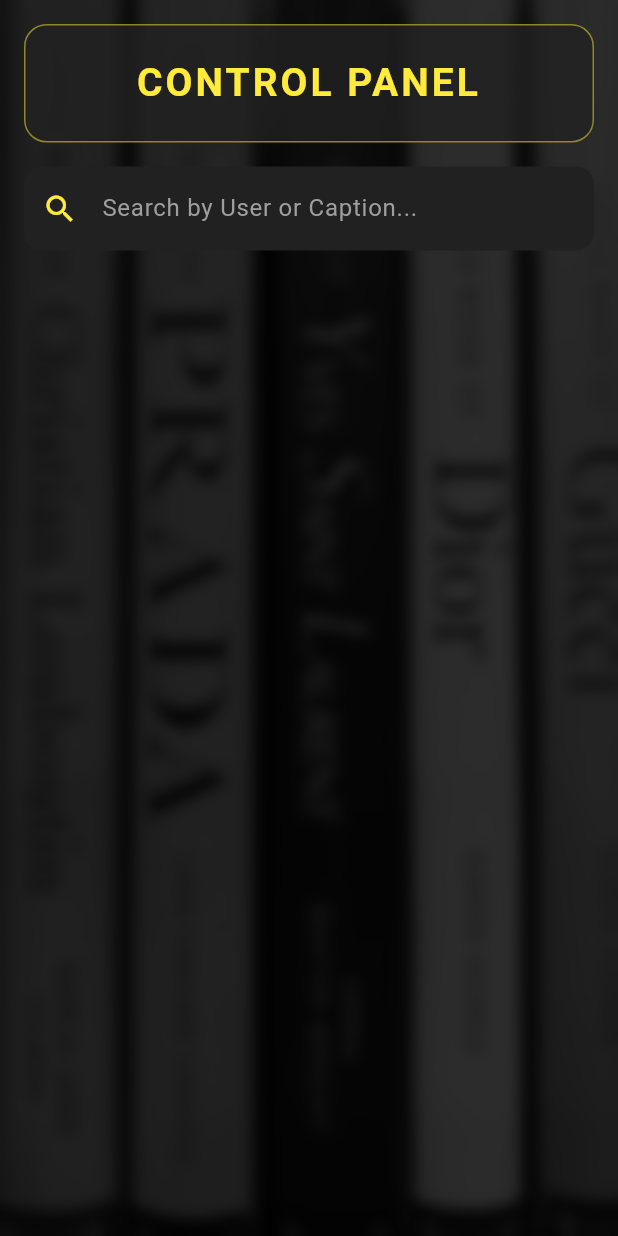
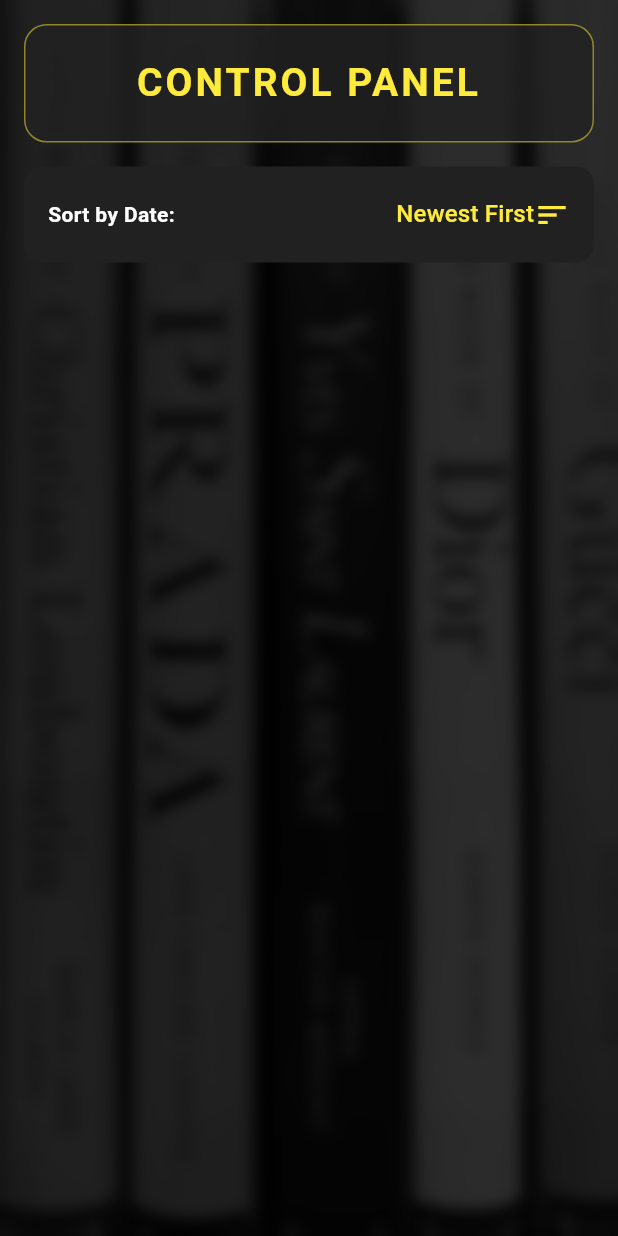
Before and after one commit to andreamili/Trendify, a Flutter app: the AdminContentScreen screen opened directly, on a phone screen of 412 x 824 dp. Run offline on Flutter 3.47's test engine with Material 3 defaults, Android fonts, the phone set to English and light mode, and no system bars; our stand-ins replace cloud_firestore, firebase_auth, firebase_core; accounts and stored records are empty; network calls fail.

Commit message:
Sortiranje po datumu - admin

```diff
--- a/lib/screens/admin_panel.dart
+++ b/lib/screens/admin_panel.dart
@@ -10,16 +10,25 @@ class AdminContentScreen extends StatefulWidget {
 }
 
 class _AdminContentScreenState extends State<AdminContentScreen> {
-  String searchQuery = '';
+  bool isDescending = true;
   final FirebaseFirestore _db = FirebaseFirestore.instance;
 
-  // Formatiranje datuma iz Firebase-a
   String formatDate(dynamic date) {
     if (date == null) return 'N/A';
     DateTime dt = (date is Timestamp) ? date.toDate() : date;
     const monthNames = [
-      'Jan', 'Feb', 'Mar', 'Apr', 'May', 'Jun',
-      'Jul', 'Aug', 'Sep', 'Oct', 'Nov', 'Dec'
+      'Jan',
+      'Feb',
+      'Mar',
+      'Apr',
+      'May',
+      'Jun',
+      'Jul',
+      'Aug',
+      'Sep',
+      'Oct',
+      'Nov',
+      'Dec',
     ];
     return '${dt.day} ${monthNames[dt.month - 1]} ${dt.year}';
   }
@@ -29,27 +38,21 @@ class _AdminContentScreenState extends State<AdminContentScreen> {
     return Scaffold(
       body: Stack(
         children: [
-          // Pozadinska slika
           SizedBox.expand(
             child: Image.asset(
               'lib/assets/images/admin.jpeg',
               fit: BoxFit.cover,
             ),
           ),
-
-          // TAMNIJI I JAČI OVERLAY
           BackdropFilter(
             filter: ImageFilter.blur(sigmaX: 5, sigmaY: 5),
-            child: Container(
-              color: Colors.black.withValues(alpha: 0.8),
+            child: Container(color: Colors.black.withValues(alpha: 0.8)),
           ),
-          ),
-
           SafeArea(
             child: Column(
               children: [
                 _buildHeader(),
-                _buildSearchBar(),
+                _buildSortBar(),
                 Expanded(child: _buildImageStream()),
               ],
             ),
@@ -82,22 +85,53 @@ class _AdminContentScreenState extends State<AdminContentScreen> {
     );
   }
 
-  Widget _buildSearchBar() {
+  Widget _buildSortBar() {
     return Padding(
       padding: const EdgeInsets.symmetric(horizontal: 16),
-      child: TextField(
-        onChanged: (value) => setState(() => searchQuery = value),
-        style: const TextStyle(color: Colors.white),
-        decoration: InputDecoration(
-          hintText: 'Search by User or Caption...',
-          hintStyle: const TextStyle(color: Colors.grey),
-          prefixIcon: const Icon(Icons.search, color: Colors.yellow),
-          filled: true,
-          fillColor: Colors.grey[900],
-          border: OutlineInputBorder(
+      child: Container(
+        padding: const EdgeInsets.symmetric(horizontal: 16, vertical: 8),
+        decoration: BoxDecoration(
+          color: Colors.grey[900],
           borderRadius: BorderRadius.circular(12),
-            borderSide: BorderSide.none
         ),
+        child: Row(
+          mainAxisAlignment: MainAxisAlignment.spaceBetween,
+          children: [
+            const Text(
+              "Sort by Date:",
+              style: TextStyle(
+                color: Colors.white,
+                fontWeight: FontWeight.bold,
+              ),
+            ),
+            DropdownButton<bool>(
+              value: isDescending,
+              dropdownColor: Colors.grey[900],
+              underline: const SizedBox(),
+              icon: const Icon(Icons.sort, color: Colors.yellow),
+              items: const [
+                DropdownMenuItem(
+                  value: true,
+                  child: Text(
+                    "Newest First",
+                    style: TextStyle(color: Colors.yellow),
+                  ),
+                ),
+                DropdownMenuItem(
+                  value: false,
+                  child: Text(
+                    "Oldest First",
+                    style: TextStyle(color: Colors.yellow),
+                  ),
+                ),
+              ],
+              onChanged: (value) {
+                if (value != null) {
+                  setState(() => isDescending = value);
+                }
+              },
+            ),
+          ],
         ),
       ),
     );
@@ -105,18 +139,18 @@ class _AdminContentScreenState extends State<AdminContentScreen> {
 
   Widget _buildImageStream() {
     return StreamBuilder<QuerySnapshot>(
-      stream: _db.collection('images').orderBy('createdAt', descending: true).snapshots(),
+      stream: _db
+          .collection('images')
+          .orderBy('createdAt', descending: isDescending)
+          .snapshots(),
       builder: (context, snapshot) {
-        if (!snapshot.hasData) return const Center(child: CircularProgressIndicator(color: Colors.yellow));
+        if (!snapshot.hasData) {
+          return const Center(
+            child: CircularProgressIndicator(color: Colors.yellow),
+          );
+        }
 
-        var docs = snapshot.data!.docs.where((doc) {
-          var data = doc.data() as Map<String, dynamic>;
-          String uid = data['userId'] ?? '';
-          String cap = data['caption'] ?? '';
-          return searchQuery.isEmpty ||
-                 uid.toLowerCase().contains(searchQuery.toLowerCase()) ||
-                 cap.toLowerCase().contains(searchQuery.toLowerCase());
-        }).toList();
+        var docs = snapshot.data!.docs;
 
         return ListView.builder(
           padding: const EdgeInsets.all(16),
@@ -153,7 +187,10 @@ class _AdminContentScreenState extends State<AdminContentScreen> {
                   height: 100,
                   fit: BoxFit.cover,
                   errorBuilder: (context, error, stack) => Container(
-                    width: 100, height: 100, color: Colors.grey, child: const Icon(Icons.broken_image),
+                    width: 100,
+                    height: 100,
+                    color: Colors.grey,
+                    child: const Icon(Icons.broken_image),
                   ),
                 ),
               ),
@@ -162,17 +199,17 @@ class _AdminContentScreenState extends State<AdminContentScreen> {
                 child: Column(
                   crossAxisAlignment: CrossAxisAlignment.start,
                   children: [
-                    // OVO JE DEO KOJI VUČE FULL NAME IZ KOLEKCIJE USERS
                     FutureBuilder<DocumentSnapshot>(
                       future: _db.collection('users').doc(data['userId']).get(),
                       builder: (context, userSnapshot) {
                         String displayName = "Unknown User";
                         if (userSnapshot.hasData && userSnapshot.data!.exists) {
-                          var userData = userSnapshot.data!.data() as Map<String, dynamic>;
+                          var userData =
+                              userSnapshot.data!.data() as Map<String, dynamic>;
                           displayName = userData['fullName'] ?? "No Name";
                         } else if (data['userId'] != null) {
-                          // Ako nema imena u bazi, prikaži skraćeni ID kao backup
-                          displayName = "ID: ${data['userId'].toString().substring(0, 8)}...";
+                          displayName =
+                              "ID: ${data['userId'].toString().substring(0, 8)}...";
                         }
 
                         return Text(
@@ -180,18 +217,27 @@ class _AdminContentScreenState extends State<AdminContentScreen> {
                           style: const TextStyle(
                             color: Colors.yellow,
                             fontWeight: FontWeight.bold,
-                            fontSize: 16
+                            fontSize: 16,
                           ),
                         );
                       },
                     ),
                     const SizedBox(height: 4),
-                    Text(formatDate(data['createdAt']),
-                        style: const TextStyle(color: Colors.grey, fontSize: 12)),
+                    Text(
+                      formatDate(data['createdAt']),
+                      style: const TextStyle(color: Colors.grey, fontSize: 12),
+                    ),
                     const SizedBox(height: 8),
-                    Text(data['caption'] ?? '',
-                        maxLines: 2, overflow: TextOverflow.ellipsis,
-                        style: const TextStyle(color: Colors.white, fontSize: 13, fontStyle: FontStyle.italic)),
+                    Text(
+                      data['caption'] ?? '',
+                      maxLines: 2,
+                      overflow: TextOverflow.ellipsis,
+                      style: const TextStyle(
+                        color: Colors.white,
+                        fontSize: 13,
+                        fontStyle: FontStyle.italic,
+                      ),
+                    ),
                   ],
                 ),
               ),
@@ -210,10 +256,13 @@ class _AdminContentScreenState extends State<AdminContentScreen> {
               TextButton.icon(
                 onPressed: () => _deletePost(docId),
                 icon: const Icon(Icons.delete_forever, color: Colors.red),
-                label: const Text("Delete", style: TextStyle(color: Colors.red)),
+                label: const Text(
+                  "Delete",
+                  style: TextStyle(color: Colors.red),
+                ),
               ),
             ],
-          )
+          ),
         ],
       ),
     );
@@ -221,7 +270,10 @@ class _AdminContentScreenState extends State<AdminContentScreen> {
 
   void _deletePost(String docId) async {
     final messenger = ScaffoldMessenger.of(context);
-    bool confirm = await _showConfirmDialog("Delete", "Are you sure you want to remove this post?");
+    bool confirm = await _showConfirmDialog(
+      "Delete",
+      "Are you sure you want to remove this post?",
+    );
 
     if (confirm) {
       await _db.collection('images').doc(docId).delete();
@@ -232,33 +284,42 @@ class _AdminContentScreenState extends State<AdminContentScreen> {
   }
 
   void _editPost(String docId, String currentCaption) {
-    TextEditingController editController = TextEditingController(text: currentCaption);
+    TextEditingController editController = TextEditingController(
+      text: currentCaption,
+    );
 
     showDialog(
       context: context,
       builder: (dialogContext) {
         return AlertDialog(
           backgroundColor: Colors.grey[900],
-          title: const Text("Edit Caption", style: TextStyle(color: Colors.yellow)),
+          title: const Text(
+            "Edit Caption",
+            style: TextStyle(color: Colors.yellow),
+          ),
           content: TextField(
             controller: editController,
             style: const TextStyle(color: Colors.white),
             maxLines: 4,
             decoration: const InputDecoration(
-              enabledBorder: UnderlineInputBorder(borderSide: BorderSide(color: Colors.yellow)),
+              enabledBorder: UnderlineInputBorder(
+                borderSide: BorderSide(color: Colors.yellow),
+              ),
             ),
           ),
           actions: [
             TextButton(
               onPressed: () => Navigator.pop(dialogContext),
-              child: const Text("Cancel")
+              child: const Text("Cancel"),
             ),
             ElevatedButton(
               onPressed: () async {
                 final scaffoldMessenger = ScaffoldMessenger.of(context);
                 final navigator = Navigator.of(dialogContext);
 
-                await _db.collection('images').doc(docId).update({'caption': editController.text});
+                await _db.collection('images').doc(docId).update({
+                  'caption': editController.text,
+                });
 
                 navigator.pop();
                 scaffoldMessenger.showSnackBar(
@@ -269,7 +330,7 @@ class _AdminContentScreenState extends State<AdminContentScreen> {
             ),
           ],
         );
-      }
+      },
     );
   }
 
@@ -281,10 +342,17 @@ class _AdminContentScreenState extends State<AdminContentScreen> {
             title: Text(title, style: const TextStyle(color: Colors.red)),
             content: Text(content, style: const TextStyle(color: Colors.white)),
             actions: [
-          TextButton(onPressed: () => Navigator.pop(context, false), child: const Text("No")),
-          TextButton(onPressed: () => Navigator.pop(context, true), child: const Text("Yes")),
+              TextButton(
+                onPressed: () => Navigator.pop(context, false),
+                child: const Text("No"),
+              ),
+              TextButton(
+                onPressed: () => Navigator.pop(context, true),
+                child: const Text("Yes"),
+              ),
             ],
           ),
-    ) ?? false;
+        ) ??
+        false;
   }
 }
```
Lines whose indentation alone changed are shown as unchanged.
